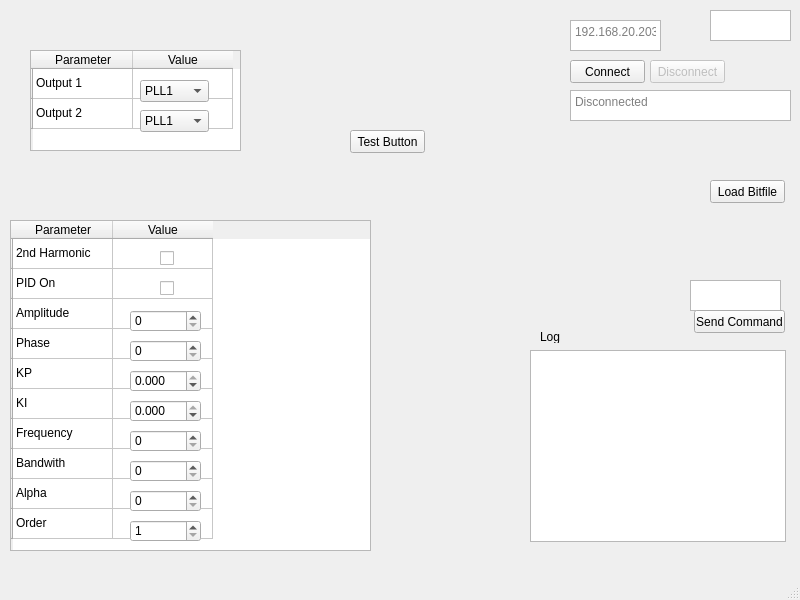
The window that mainwindow.ui (vhock/Phase-locked-Loop) describes before a commit, drawn with Qt 5.
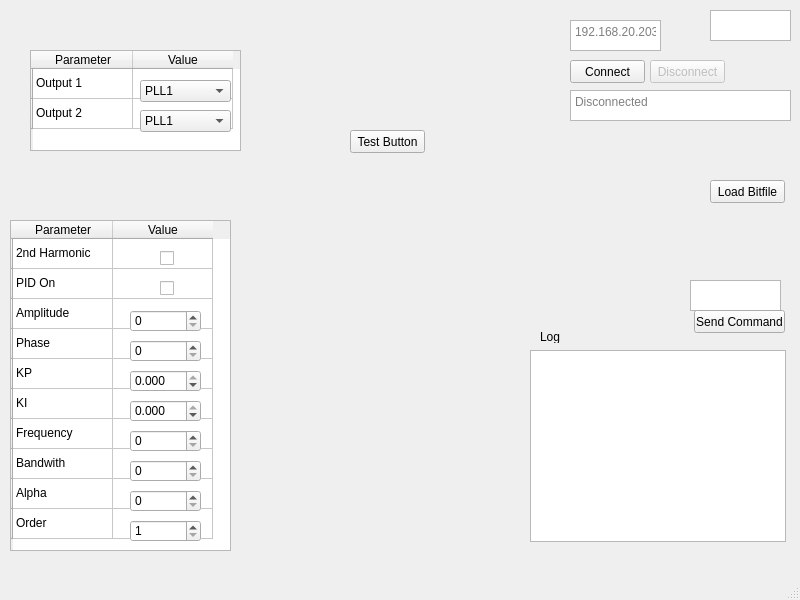
The same window after the commit.

```diff
--- a/mainwindow.ui
+++ b/mainwindow.ui
@@ -158,7 +158,7 @@
      <rect>
       <x>10</x>
       <y>220</y>
-      <width>361</width>
+      <width>221</width>
       <height>331</height>
      </rect>
     </property>
@@ -497,7 +497,7 @@
      <rect>
       <x>140</x>
       <y>80</y>
-      <width>69</width>
+      <width>91</width>
       <height>22</height>
      </rect>
     </property>
@@ -547,7 +547,7 @@
      <rect>
       <x>140</x>
       <y>110</y>
-      <width>69</width>
+      <width>91</width>
       <height>22</height>
      </rect>
     </property>
```
